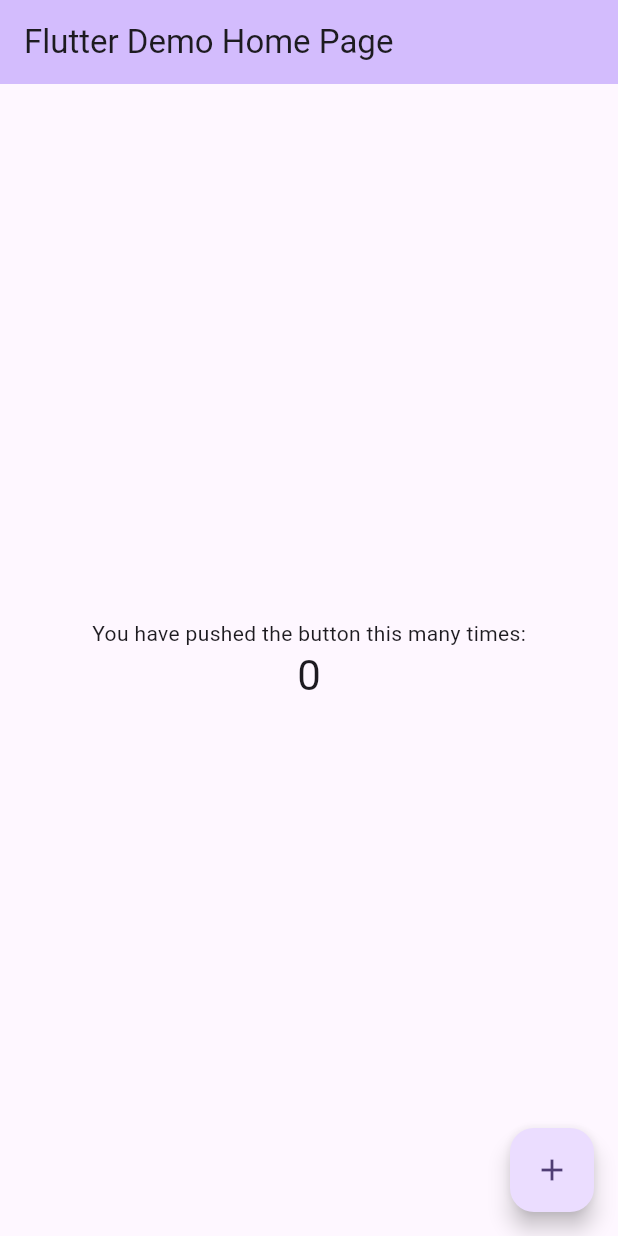
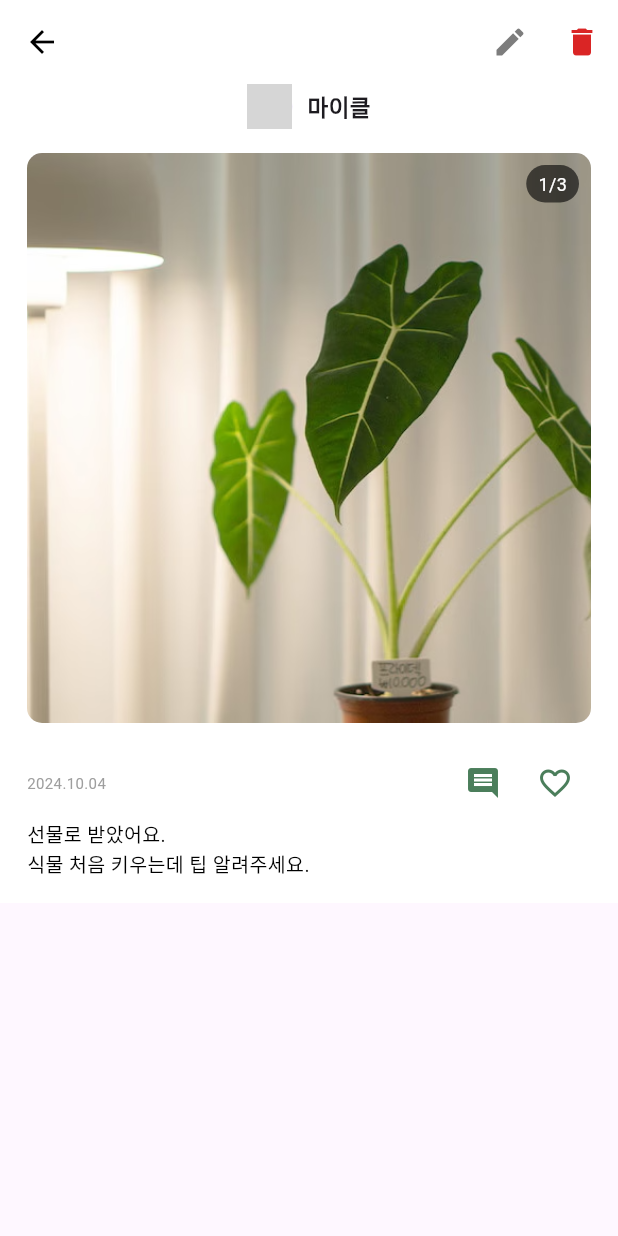
Before and after one commit to hansung-MobileCapstone/PlantyNote, a Flutter app: the screen it shows after launch, on a phone screen of 412 x 824 dp. Run offline on Flutter 3.47's test engine with Material 3 defaults, Android fonts, the phone set to English and light mode, and no system bars; our stand-ins replace carousel_slider; grey boxes are pictures that could not be loaded.

Commit message:
feat/20:상단,중앙 게시물 구현

```diff
--- a/lib/main.dart
+++ b/lib/main.dart
@@ -1,4 +1,5 @@
 import 'package:flutter/material.dart';
+import '../screens/community/post_detail_screen.dart';
 
 void main() {
   runApp(const MyApp());
@@ -31,7 +32,7 @@ class MyApp extends StatelessWidget {
         colorScheme: ColorScheme.fromSeed(seedColor: Colors.deepPurple),
         useMaterial3: true,
       ),
-      home: const MyHomePage(title: 'Flutter Demo Home Page'),
+      home: PostDetailScreen(),
       //home: const MyHomePage(title: 'Flutter Demo Home Page'),
     );
   }
--- a/lib/screens/community/post_detail_screen.dart
+++ b/lib/screens/community/post_detail_screen.dart
@@ -0,0 +1,186 @@
+import 'package:flutter/material.dart';
+
+class PostDetailScreen extends StatefulWidget {
+  const PostDetailScreen({super.key});
+
+  @override
+  State<PostDetailScreen> createState() => _PostDetailScreenState();
+}
+
+class _PostDetailScreenState extends State<PostDetailScreen> {
+  final PageController _pageController = PageController();
+  int _currentPage = 0;
+  bool _isLiked = false; // 하트 상태를 관리하는 변수
+
+  // 예제 이미지 데이터 (사용자가 올린 이미지의 개수)
+  final List<String> images = [
+    'assets/images/sample_post.png',
+    'assets/images/sample_post.png',
+    'assets/images/sample_post.png',
+  ];
+
+  @override
+  Widget build(BuildContext context) {
+    return Scaffold(
+      appBar: AppBar(
+        backgroundColor: Colors.white, // AppBar 배경색 설정
+        elevation: 0,
+        leading: IconButton(
+          icon: const Icon(Icons.arrow_back, color: Colors.black), // 아이콘 색상 변경
+          onPressed: () {
+            Navigator.pop(context);
+          },
+        ),
+        actions: [
+          IconButton(
+            icon: Icon(Icons.edit, color: const Color(0xFF7D7D7D)), // 편집 아이콘 색상
+            onPressed: () {
+              // 수정 기능 구현
+            },
+          ),
+          IconButton(
+            icon: Icon(Icons.delete, color: const Color(0xFFDA2525)), // 삭제 아이콘 색상
+            onPressed: () {
+              // 삭제 기능 구현
+            },
+          ),
+        ],
+      ),
+      body: Container(
+        color: Colors.white, // Body 배경색 설정
+        child: SingleChildScrollView(
+          child: Padding(
+            padding: const EdgeInsets.symmetric(vertical: 0, horizontal: 18),
+            child: Column(
+              crossAxisAlignment: CrossAxisAlignment.start,
+              children: [
+                // 프로필 사진과 사용자 이름
+                Center(
+                  child: Row(
+                    mainAxisSize: MainAxisSize.min, // Row가 자식 크기에 맞춰짐
+                    children: [
+                      CircleAvatar(
+                        backgroundImage: AssetImage('assets/images/profile.png'), // 프로필 이미지 경로
+                        radius: 15, // 프로필 사진 크기 줄이기
+                      ),
+                      const SizedBox(width: 10),
+                      const Text(
+                        '마이클',
+                        style: TextStyle(
+                          fontSize: 15, // 사용자 이름 글꼴 크기
+                          fontWeight: FontWeight.bold,
+                        ),
+                      ),
+                    ],
+                  ),
+                ),
+                const SizedBox(height: 16),
+
+                // 게시물 이미지 (슬라이드 기능 + BorderRadius)
+                Center(
+                  child: Stack(
+                    alignment: Alignment.topRight,
+                    children: [
+                      SizedBox(
+                        width: 380, // 정사각형 크기
+                        height: 380,
+                        child: PageView(
+                          controller: _pageController,
+                          onPageChanged: (index) {
+                            setState(() {
+                              _currentPage = index;
+                            });
+                          },
+                          children: images.map((image) {
+                            return ClipRRect(
+                              borderRadius: BorderRadius.circular(10), // 둥근 모서리
+                              child: Image.asset(
+                                image,
+                                fit: BoxFit.fill,
+                              ),
+                            );
+                          }).toList(),
+                        ),
+                      ),
+                      // 이미지 인덱스 표시
+                      Positioned(
+                        top: 8,
+                        right: 8,
+                        child: Container(
+                          padding: const EdgeInsets.symmetric(
+                            horizontal: 8,
+                            vertical: 4,
+                          ),
+                          decoration: BoxDecoration(
+                            color: Colors.black.withOpacity(0.6),
+                            borderRadius: BorderRadius.circular(50), // 둥근 모서리 (50)
+                          ),
+                          child: Text(
+                            '${_currentPage + 1}/${images.length}', // 총 이미지 개수 반영
+                            style: const TextStyle(
+                              color: Colors.white,
+                              fontSize: 12,
+                            ),
+                          ),
+                        ),
+                      ),
+                    ],
+                  ),
+                ),
+                const SizedBox(height: 16),
+
+                // 작성 날짜, 댓글, 좋아요 버튼
+                Row(
+                  mainAxisAlignment: MainAxisAlignment.spaceBetween,
+                  children: [
+                    Text(
+                      '2024.10.04', // 작성 날짜
+                      style: const TextStyle(
+                        fontSize: 10, // 작성 날짜 글꼴 크기
+                        color: Colors.grey,
+                      ),
+                    ),
+                    Row(
+                      children: [
+                        IconButton(
+                          icon: Icon(Icons.comment, color: const Color(0xFF4B7E5B)), // 댓글 아이콘 색상
+                          onPressed: () {
+                            // 댓글 기능 구현
+                          },
+                        ),
+                        IconButton(
+                          icon: Icon(
+                            _isLiked ? Icons.favorite : Icons.favorite_border,
+                            color: const Color(0xFF4B7E5B),
+                          ),
+                          onPressed: () {
+                            setState(() {
+                              _isLiked = !_isLiked; // 하트 상태 변경
+                            });
+                          },
+                        ),
+                      ],
+                    ),
+                  ],
+                ),
+
+                // 글 내용
+                const Align(
+                  alignment: Alignment.centerLeft,
+                  child: Text(
+                    '선물로 받았어요.\n식물 처음 키우는데 팁 알려주세요.',
+                    style: TextStyle(
+                      fontSize: 13, // 글 내용 글꼴 크기
+                      color: Colors.black,
+                    ),
+                  ),
+                ),
+                const SizedBox(height: 16),
+              ],
+            ),
+          ),
+        ),
+      ),
+    );
+  }
+}
```
Also changed, not shown: 1 other file.
